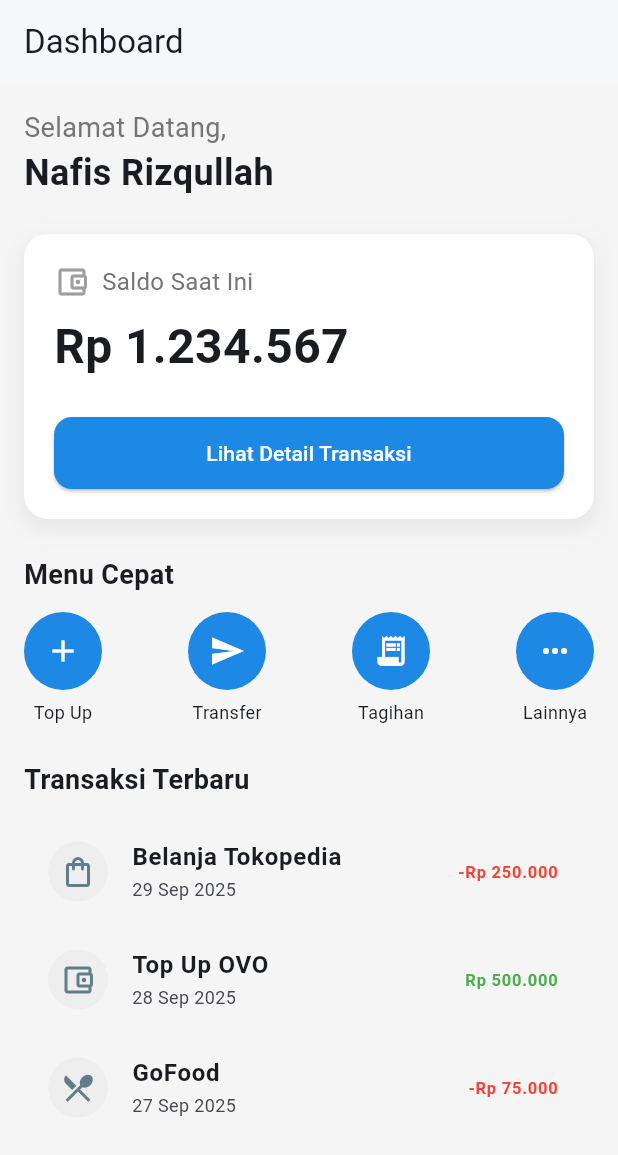
After one commit to minoritas13/prak-mobilelanjut-2317051019, a Flutter app: the DashboardScreen screen opened by its route, on a phone screen of 412 x 824 dp. The commit adds this screen. Shown: the top 1155 px of the screen. Run offline on Flutter 3.47's test engine with Material 3 defaults, Android fonts, the phone set to English and light mode, and no system bars.

Commit message:
membuat tampilan dashboard

```diff
--- a/lib/main.dart
+++ b/lib/main.dart
@@ -1,6 +1,7 @@
 import 'package:flutter/material.dart';
 import 'screens/login_screen.dart';
 import 'screens/signup_screen.dart';
+import 'screens/dashboard_screen.dart';
 
 void main() => runApp(const MyApp());
 
@@ -43,6 +44,7 @@ class MyApp extends StatelessWidget {
         '/': (context) => const LoginScreen(), // default = Sign In
         "/signin": (_) => const LoginScreen(),
         '/signup': (_) => const SignupScreen(),
+        '/dashboard': (_) => const DashboardScreen(),
       },
     );
   }
--- /dev/null
+++ b/lib/screens/dashboard_screen.dart
@@ -0,0 +1,201 @@
+import 'package:flutter/material.dart';
+
+class DashboardScreen extends StatelessWidget {
+  static const String route = '/dashboard';
+
+  const DashboardScreen({super.key});
+
+  @override
+  Widget build(BuildContext context) {
+    return Scaffold(
+      backgroundColor: Colors.grey[100], // Latar belakang abu-abu muda
+      appBar: AppBar(
+        title: const Text('Dashboard'),
+        backgroundColor: Colors.white,
+        elevation: 1,
+        automaticallyImplyLeading: false,
+      ),
+      body: Padding(
+        padding: const EdgeInsets.all(16.0),
+        child: Column(
+          crossAxisAlignment: CrossAxisAlignment.start,
+          children: [
+            // --- Teks Sapaan ---
+            Text(
+              'Selamat Datang,',
+              style: TextStyle(fontSize: 18, color: Colors.grey[600]),
+            ),
+            const Text(
+              'Nafis Rizqullah',
+              style: TextStyle(fontSize: 24, fontWeight: FontWeight.bold),
+            ),
+            const SizedBox(height: 24),
+
+            // --- Kartu Saldo ---
+            Container(
+              width: double.infinity,
+              padding: const EdgeInsets.all(20.0),
+              decoration: BoxDecoration(
+                color: Colors.white,
+                borderRadius: BorderRadius.circular(16.0),
+                boxShadow: [
+                  BoxShadow(
+                    color: Colors.grey.withOpacity(0.15),
+                    spreadRadius: 2,
+                    blurRadius: 10,
+                    offset: const Offset(0, 5),
+                  ),
+                ],
+              ),
+              child: Column(
+                crossAxisAlignment: CrossAxisAlignment.start,
+                children: [
+                  Row(
+                    children: [
+                      Icon(
+                        Icons.account_balance_wallet_outlined,
+                        color: Colors.grey[500],
+                      ),
+                      const SizedBox(width: 8),
+                      Text(
+                        'Saldo Saat Ini',
+                        style: TextStyle(fontSize: 16, color: Colors.grey[600]),
+                      ),
+                    ],
+                  ),
+                  const SizedBox(height: 8),
+                  const Text(
+                    'Rp 1.234.567',
+                    style: TextStyle(fontSize: 32, fontWeight: FontWeight.bold),
+                  ),
+                  const SizedBox(height: 24),
+                  SizedBox(
+                    width: double.infinity,
+                    child: ElevatedButton(
+                      onPressed: () {},
+                      style: ElevatedButton.styleFrom(
+                        backgroundColor: const Color(0xFF1E88E5),
+                        foregroundColor: Colors.white,
+                        padding: const EdgeInsets.symmetric(vertical: 14),
+                        shape: RoundedRectangleBorder(
+                          borderRadius: BorderRadius.circular(12),
+                        ),
+                      ),
+                      child: const Text('Lihat Detail Transaksi'),
+                    ),
+                  ),
+                ],
+              ),
+            ),
+            const SizedBox(height: 24),
+
+            // --- Menu Cepat ---
+            const Text(
+              'Menu Cepat',
+              style: TextStyle(fontSize: 18, fontWeight: FontWeight.bold),
+            ),
+            const SizedBox(height: 12),
+            Row(
+              mainAxisAlignment: MainAxisAlignment.spaceBetween,
+              children: [
+                _quickMenu(Icons.add, 'Top Up'),
+                _quickMenu(Icons.send, 'Transfer'),
+                _quickMenu(Icons.receipt_long, 'Tagihan'),
+                _quickMenu(Icons.more_horiz, 'Lainnya'),
+              ],
+            ),
+            const SizedBox(height: 24),
+
+            // --- Riwayat Transaksi ---
+            const Text(
+              'Transaksi Terbaru',
+              style: TextStyle(fontSize: 18, fontWeight: FontWeight.bold),
+            ),
+            const SizedBox(height: 12),
+            Expanded(
+              child: ListView(
+                children: const [
+                  _transactionTile(
+                    icon: Icons.shopping_bag_outlined,
+                    title: 'Belanja Tokopedia',
+                    date: '29 Sep 2025',
+                    amount: '-Rp 250.000',
+                    isDebit: true,
+                  ),
+                  _transactionTile(
+                    icon: Icons.account_balance_wallet_outlined,
+                    title: 'Top Up OVO',
+                    date: '28 Sep 2025',
+                    amount: 'Rp 500.000',
+                    isDebit: false,
+                  ),
+                  _transactionTile(
+                    icon: Icons.local_dining_outlined,
+                    title: 'GoFood',
+                    date: '27 Sep 2025',
+                    amount: '-Rp 75.000',
+                    isDebit: true,
+                  ),
+                ],
+              ),
+            ),
+          ],
+        ),
+      ),
+    );
+  }
+}
+
+/// Widget untuk menu cepat (ikon bulat + teks)
+Widget _quickMenu(IconData icon, String label) {
+  return Column(
+    children: [
+      Container(
+        padding: const EdgeInsets.all(14),
+        decoration: BoxDecoration(
+          color: const Color(0xFF1E88E5),
+          shape: BoxShape.circle,
+        ),
+        child: Icon(icon, color: Colors.white),
+      ),
+      const SizedBox(height: 6),
+      Text(label, style: const TextStyle(fontSize: 12)),
+    ],
+  );
+}
+
+/// Widget untuk daftar transaksi
+class _transactionTile extends StatelessWidget {
+  final IconData icon;
+  final String title;
+  final String date;
+  final String amount;
+  final bool isDebit;
+
+  const _transactionTile({
+    required this.icon,
+    required this.title,
+    required this.date,
+    required this.amount,
+    this.isDebit = true,
+  });
+
+  @override
+  Widget build(BuildContext context) {
+    return ListTile(
+      leading: CircleAvatar(
+        backgroundColor: Colors.grey[200],
+        child: Icon(icon, color: Colors.blueGrey),
+      ),
+      title: Text(title, style: const TextStyle(fontWeight: FontWeight.w600)),
+      subtitle: Text(date, style: const TextStyle(fontSize: 12)),
+      trailing: Text(
+        amount,
+        style: TextStyle(
+          fontWeight: FontWeight.bold,
+          color: isDebit ? Colors.red : Colors.green,
+        ),
+      ),
+    );
+  }
+}
--- a/lib/screens/login_screen.dart
+++ b/lib/screens/login_screen.dart
@@ -1,5 +1,6 @@
 import 'package:flutter/material.dart';
 import 'signup_screen.dart';
+import 'dashboard_screen.dart';
 
 class LoginScreen extends StatefulWidget {
   static const route = '/signin';
@@ -152,9 +153,22 @@ class _LoginScreenState extends State<LoginScreen> {
                       const SizedBox(height: 6),
 
                       primaryButton('Sign In Now', () {
-                        ScaffoldMessenger.of(context).showSnackBar(
-                          const SnackBar(content: Text('Sign In tapped')),
-                        );
+                        if (_email.text.isEmpty || _pass.text.isEmpty) {
+                          ScaffoldMessenger.of(context).showSnackBar(
+                            const SnackBar(
+                              content: Text(
+                                'Email dan Password tidak boleh kosong!',
+                              ),
+                              backgroundColor: Colors.red,
+                            ),
+                          );
+                        } else {
+                          Navigator.pushNamedAndRemoveUntil(
+                            context,
+                            DashboardScreen.route,
+                            (route) => false,
+                          );
+                        }
                       }),
                       const SizedBox(height: 14),
 
```
